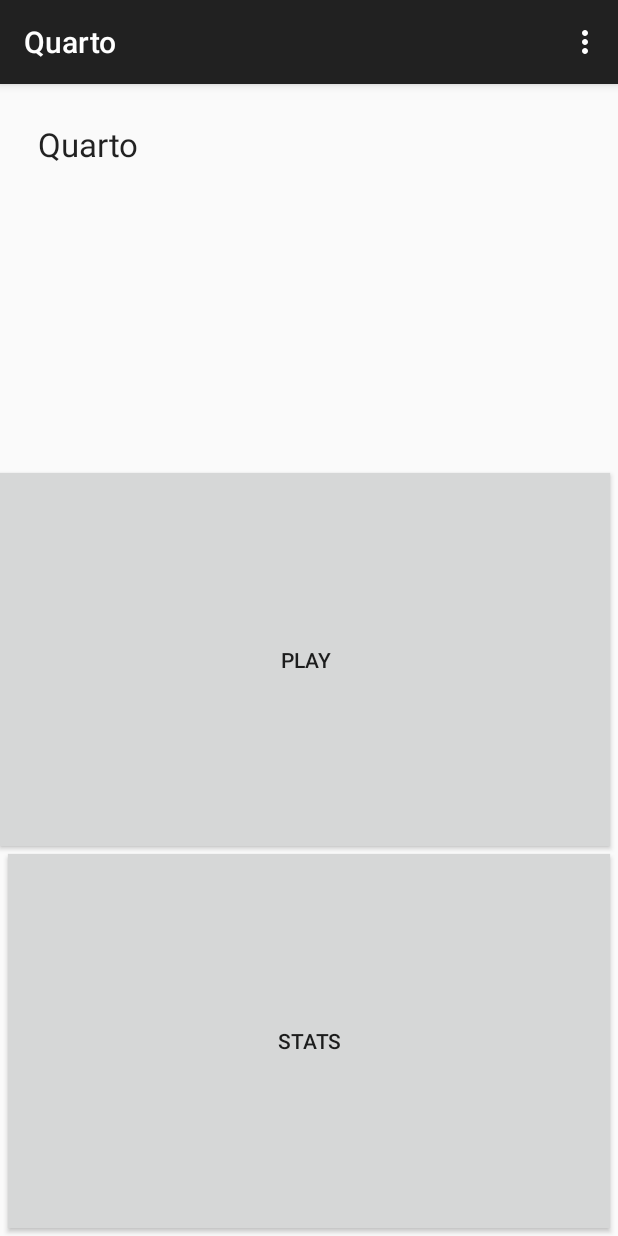
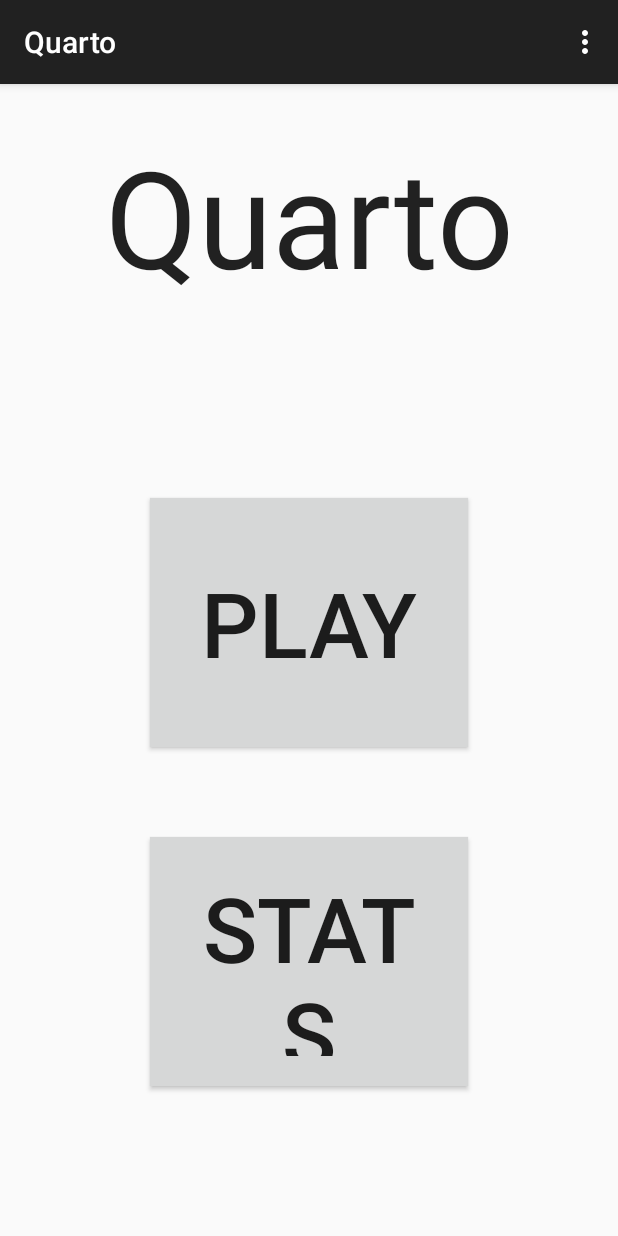
Before and after one commit to jeco42/Quarto, an Android app: the screen it shows after launch (MainActivity), on a phone screen of 412 x 824 dp. Run offline under Robolectric (Android 15) with nearby library versions, the phone set to English and light mode, and no system bars.

Commit message:
Fixed some game activity logic that was buggy.  Changed main screen a tiny bit.  (It is still ugly)

```diff
--- a/app/src/main/java/com/weebley/jeco42/quarto/ResultsActivity.java
+++ b/app/src/main/java/com/weebley/jeco42/quarto/ResultsActivity.java
@@ -34,6 +34,9 @@ public class ResultsActivity extends ActionBarActivity{
 
         mWinner = getIntent().getIntExtra(KEY_WINNER, 0);
         moveHistory = getIntent().getStringExtra(KEY_HISTORY);
+
+        Log.d("winner", "received winner: " + mWinner);
+
         mBoard = new ImageView[4][4];
         mPieceImages = new int[16];
         mPMap = new HashMap<>();
--- a/app/src/main/res/layout/activity_main.xml
+++ b/app/src/main/res/layout/activity_main.xml
@@ -17,7 +17,9 @@
         android:layout_margin="5dp"
         android:padding="20dp"
         android:layout_weight="4"
-        />
+        android:layout_gravity="center"
+        android:gravity="center"
+        android:textSize="90dp"/>
 
 
     <Button
@@ -25,14 +27,17 @@
         android:layout_height="0dp"
         android:text="@string/play"
         android:id="@+id/play_button"
-        android:layout_gravity="center_vertical"
+        android:layout_gravity="center"
         android:layout_weight="4"
         android:background="@color/button_material_light"
         android:textColor="@color/primary_text_default_material_light"
-        android:layout_marginLeft="0dp"
-        android:layout_marginRight="5dp"
-        android:layout_marginBottom="5dp"
-        android:onClick="launchGame"/>
+        android:layout_marginLeft="100dp"
+        android:onClick="launchGame"
+        android:textSize="60dp"
+        android:padding="5dp"
+        android:layout_marginRight="100dp"
+        android:layout_marginTop="100dp"
+        android:layout_marginBottom="30dp"/>
 
     <Button
         android:layout_width="match_parent"
@@ -43,9 +48,12 @@
         android:layout_weight="4"
         android:background="@color/button_material_light"
         android:textColor="@color/primary_text_default_material_light"
-        android:layout_marginLeft="5dp"
-        android:layout_marginRight="5dp"
-        android:layout_marginBottom="5dp"/>
+        android:layout_marginLeft="100dp"
+        android:layout_marginRight="100dp"
+        android:layout_marginBottom="100dp"
+        android:textSize="60dp"
+        android:padding="20dp"
+        android:layout_marginTop="30dp"/>
 
 
 
```
Also changed, not shown: app/src/main/java/com/weebley/jeco42/quarto/GameActivity.java (+12 -8 lines).
